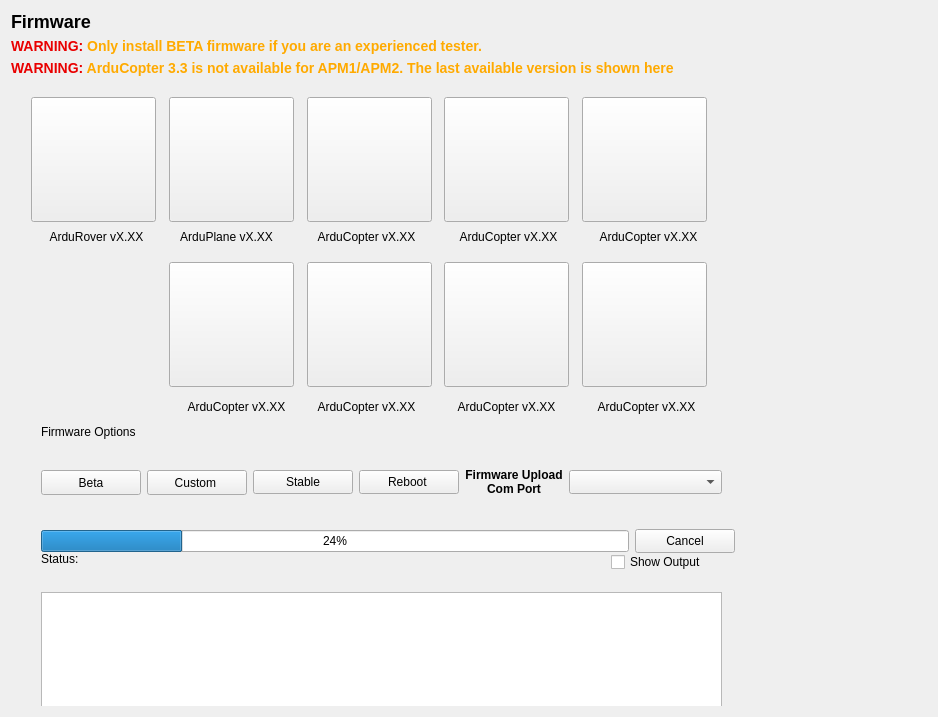
Above: src/ui/configuration/ApmFirmwareConfig.ui from ArduPilot/apm_planner before the change. Below: the same form after it.
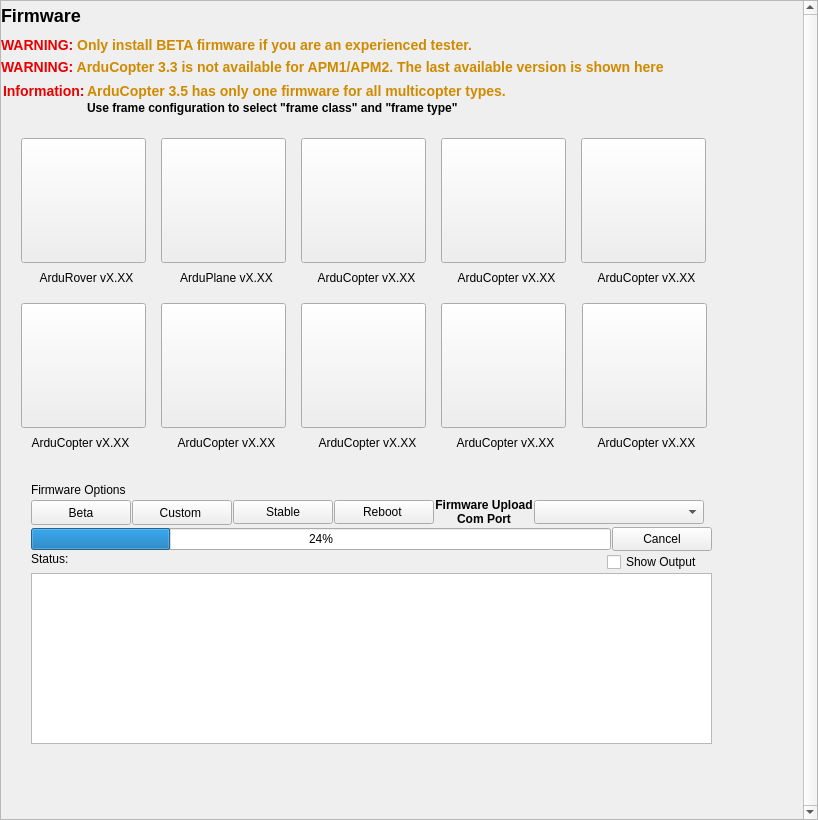
That is the form after the change. Icons and pictures are not drawn.

Commit message: Firmware Upload: Added support for changed file names for Copter firmware. Fixes #1001

Patch:
```diff
--- a/src/ui/configuration/ApmFirmwareConfig.ui
+++ b/src/ui/configuration/ApmFirmwareConfig.ui
@@ -9,16 +9,61 @@
    <rect>
     <x>0</x>
     <y>0</y>
-    <width>938</width>
-    <height>717</height>
+    <width>818</width>
+    <height>820</height>
    </rect>
   </property>
   <property name="windowTitle">
    <string>Form</string>
   </property>
   <layout class="QVBoxLayout" name="verticalLayout_14">
+   <property name="leftMargin">
+    <number>0</number>
+   </property>
+   <property name="topMargin">
+    <number>0</number>
+   </property>
+   <property name="rightMargin">
+    <number>0</number>
+   </property>
+   <property name="bottomMargin">
+    <number>0</number>
+   </property>
+   <item>
+    <widget class="QScrollArea" name="scrollArea">
+     <property name="verticalScrollBarPolicy">
+      <enum>Qt::ScrollBarAlwaysOn</enum>
+     </property>
+     <property name="widgetResizable">
+      <bool>false</bool>
+     </property>
+     <widget class="QWidget" name="scrollAreaWidgetContents">
+      <property name="geometry">
+       <rect>
+        <x>0</x>
+        <y>0</y>
+        <width>800</width>
+        <height>775</height>
+       </rect>
+      </property>
+      <widget class="QWidget" name="verticalLayoutWidget">
+       <property name="geometry">
+        <rect>
+         <x>0</x>
+         <y>0</y>
+         <width>921</width>
+         <height>919</height>
+        </rect>
+       </property>
+       <layout class="QVBoxLayout" name="verticalLayout_2">
    <item>
     <widget class="QLabel" name="label">
+          <property name="minimumSize">
+           <size>
+            <width>0</width>
+            <height>30</height>
+           </size>
+          </property>
      <property name="text">
       <string>&lt;h2&gt;Firmware&lt;/h2&gt;</string>
      </property>
@@ -27,102 +72,38 @@
    <item>
     <widget class="QLabel" name="warningLabel">
      <property name="text">
-      <string>&lt;html&gt;&lt;head/&gt;&lt;body&gt;&lt;p&gt;&lt;span style=&quot; font-size:large; font-weight:600; color:#e90000;&quot;&gt;WARNING:&lt;/span&gt;&lt;span style=&quot; font-size:large; font-weight:600; color:#ffaa00;&quot;&gt; Only install BETA firmware if you are an experienced tester.&lt;/span&gt;&lt;/p&gt;&lt;/body&gt;&lt;/html&gt;</string>
+           <string>&lt;html&gt;&lt;head/&gt;&lt;body&gt;&lt;p&gt;&lt;span style=&quot; font-size:large; font-weight:600; color:#e90000;&quot;&gt;WARNING:&lt;/span&gt;&lt;span style=&quot; font-size:large; font-weight:600; color:#cf8a00;&quot;&gt; Only install BETA firmware if you are an experienced tester.&lt;/span&gt;&lt;/p&gt;&lt;/body&gt;&lt;/html&gt;</string>
      </property>
     </widget>
    </item>
    <item>
     <widget class="QLabel" name="warningLabelAC33">
      <property name="text">
-      <string>&lt;html&gt;&lt;head/&gt;&lt;body&gt;&lt;p&gt;&lt;span style=&quot; font-size:large; font-weight:600; color:#e90000;&quot;&gt;WARNING:&lt;/span&gt;&lt;span style=&quot; font-size:large; font-weight:600; color:#ffaa00;&quot;&gt; ArduCopter 3.3 is not available for APM1/APM2. The last available version is shown here &lt;/span&gt;&lt;/p&gt;&lt;/body&gt;&lt;/html&gt;</string>
+           <string>&lt;html&gt;&lt;head/&gt;&lt;body&gt;&lt;p&gt;&lt;span style=&quot; font-size:large; font-weight:600; color:#e90000;&quot;&gt;WARNING:&lt;/span&gt;&lt;span style=&quot; font-size:large; font-weight:600; color:#cf8a00;&quot;&gt; ArduCopter 3.3 is not available for APM1/APM2. The last available version is shown here &lt;/span&gt;&lt;/p&gt;&lt;/body&gt;&lt;/html&gt;</string>
+          </property>
+         </widget>
+        </item>
+        <item>
+         <widget class="QLabel" name="Only2CopterVersionsLabel">
+          <property name="text">
+           <string>&lt;html&gt;&lt;head/&gt;&lt;body&gt;&lt;table&gt;
+&lt;tbody&gt;&lt;tr&gt;&lt;td&gt;&lt;h3&gt;&lt;span style=&quot;color: #e90000;&quot;&gt;Information:&lt;/span&gt;&lt;/h2&gt;&lt;/td&gt;
+&lt;td&gt;&lt;h3&gt;&lt;span style=&quot;color: #cf8a00;&quot;&gt;ArduCopter 3.5 has only one firmware for all multicopter types.&lt;/span&gt;&lt;/h2&gt;&lt;/td&gt;&lt;/tr&gt;
+&lt;tr&gt;&lt;td&gt;&amp;nbsp;&lt;/td&gt;&lt;td&gt;&lt;strong&gt;Use frame configuration to select &quot;frame class&quot; and &quot;frame type&quot;&lt;/strong&gt;&lt;/td&gt;&lt;/tr&gt;&lt;/tbody&gt;
+&lt;/table&gt;&lt;/body&gt;&lt;/html&gt;</string>
      </property>
     </widget>
    </item>
    <item>
     <widget class="QStackedWidget" name="stackedWidget">
-     <property name="minimumSize">
-      <size>
-       <width>0</width>
-       <height>0</height>
-      </size>
-     </property>
-     <property name="maximumSize">
-      <size>
-       <width>160000</width>
-       <height>160000</height>
-      </size>
-     </property>
      <property name="currentIndex">
       <number>0</number>
      </property>
      <widget class="QWidget" name="page">
-      <widget class="QCheckBox" name="showOutputCheckBox">
-       <property name="geometry">
-        <rect>
-         <x>600</x>
-         <y>470</y>
-         <width>121</width>
-         <height>20</height>
-        </rect>
-       </property>
-       <property name="text">
-        <string>Show Output</string>
-       </property>
-      </widget>
-      <widget class="QTextBrowser" name="textBrowser">
-       <property name="geometry">
-        <rect>
-         <x>30</x>
-         <y>510</y>
-         <width>681</width>
-         <height>131</height>
-        </rect>
-       </property>
-       <property name="sizePolicy">
-        <sizepolicy hsizetype="MinimumExpanding" vsizetype="MinimumExpanding">
-         <horstretch>0</horstretch>
-         <verstretch>0</verstretch>
-        </sizepolicy>
-       </property>
-       <property name="minimumSize">
-        <size>
-         <width>661</width>
-         <height>31</height>
-        </size>
-       </property>
-       <property name="readOnly">
-        <bool>false</bool>
-       </property>
-       <property name="overwriteMode">
-        <bool>false</bool>
-       </property>
-       <property name="textInteractionFlags">
-        <set>Qt::TextEditorInteraction</set>
-       </property>
-      </widget>
-      <widget class="QLabel" name="statusLabel">
-       <property name="geometry">
-        <rect>
-         <x>30</x>
-         <y>470</y>
-         <width>561</width>
-         <height>31</height>
-        </rect>
-       </property>
-       <property name="text">
-        <string>Status:</string>
-       </property>
-       <property name="alignment">
-        <set>Qt::AlignLeading|Qt::AlignLeft|Qt::AlignTop</set>
-       </property>
-       <property name="wordWrap">
-        <bool>true</bool>
-       </property>
-      </widget>
       <widget class="QPushButton" name="y6PushButton">
        <property name="geometry">
         <rect>
-         <x>433</x>
+              <x>160</x>
          <y>180</y>
          <width>125</width>
          <height>125</height>
@@ -157,8 +138,8 @@
       <widget class="QLabel" name="y6Label">
        <property name="geometry">
         <rect>
-         <x>430</x>
-         <y>310</y>
+              <x>160</x>
+              <y>305</y>
          <width>131</width>
          <height>30</height>
         </rect>
@@ -191,7 +172,7 @@
       <widget class="QLabel" name="planeLabel">
        <property name="geometry">
         <rect>
-         <x>150</x>
+              <x>160</x>
          <y>140</y>
          <width>131</width>
          <height>30</height>
@@ -225,7 +206,7 @@
       <widget class="QPushButton" name="planePushButton">
        <property name="geometry">
         <rect>
-         <x>158</x>
+              <x>160</x>
          <y>15</y>
          <width>125</width>
          <height>125</height>
@@ -260,7 +241,7 @@
       <widget class="QPushButton" name="octaPushButton">
        <property name="geometry">
         <rect>
-         <x>571</x>
+              <x>581</x>
          <y>180</y>
          <width>125</width>
          <height>125</height>
@@ -295,8 +276,8 @@
       <widget class="QLabel" name="octaLabel">
        <property name="geometry">
         <rect>
-         <x>570</x>
-         <y>310</y>
+              <x>580</x>
+              <y>305</y>
          <width>131</width>
          <height>30</height>
         </rect>
@@ -329,7 +310,7 @@
       <widget class="QLabel" name="quadLabel">
        <property name="geometry">
         <rect>
-         <x>280</x>
+              <x>570</x>
          <y>140</y>
          <width>151</width>
          <height>30</height>
@@ -363,7 +344,7 @@
       <widget class="QPushButton" name="quadPushButton">
        <property name="geometry">
         <rect>
-         <x>296</x>
+              <x>580</x>
          <y>15</y>
          <width>125</width>
          <height>125</height>
@@ -398,8 +379,8 @@
       <widget class="QLabel" name="octaQuadLabel">
        <property name="geometry">
         <rect>
-         <x>572</x>
-         <y>140</y>
+              <x>301</x>
+              <y>305</y>
          <width>131</width>
          <height>30</height>
         </rect>
@@ -432,8 +413,8 @@
       <widget class="QPushButton" name="octaQuadPushButton">
        <property name="geometry">
         <rect>
-         <x>571</x>
-         <y>15</y>
+              <x>300</x>
+              <y>180</y>
          <width>125</width>
          <height>125</height>
         </rect>
@@ -467,8 +448,8 @@
       <widget class="QLabel" name="triLabel">
        <property name="geometry">
         <rect>
-         <x>290</x>
-         <y>310</y>
+              <x>14</x>
+              <y>305</y>
          <width>131</width>
          <height>30</height>
         </rect>
@@ -501,7 +482,7 @@
       <widget class="QPushButton" name="triPushButton">
        <property name="geometry">
         <rect>
-         <x>296</x>
+              <x>20</x>
          <y>180</y>
          <width>125</width>
          <height>125</height>
@@ -536,8 +517,8 @@
       <widget class="QLabel" name="hexaLabel">
        <property name="geometry">
         <rect>
-         <x>432</x>
-         <y>140</y>
+              <x>439</x>
+              <y>305</y>
          <width>131</width>
          <height>30</height>
         </rect>
@@ -570,8 +551,8 @@
       <widget class="QPushButton" name="hexaPushButton">
        <property name="geometry">
         <rect>
-         <x>433</x>
-         <y>15</y>
+              <x>440</x>
+              <y>180</y>
          <width>125</width>
          <height>125</height>
         </rect>
@@ -605,8 +586,8 @@
       <widget class="QLabel" name="copterLabel">
        <property name="geometry">
         <rect>
-         <x>160</x>
-         <y>310</y>
+              <x>300</x>
+              <y>140</y>
          <width>131</width>
          <height>30</height>
         </rect>
@@ -633,8 +614,8 @@
       <widget class="QPushButton" name="copterPushButton">
        <property name="geometry">
         <rect>
-         <x>158</x>
-         <y>180</y>
+              <x>300</x>
+              <y>15</y>
          <width>125</width>
          <height>125</height>
         </rect>
@@ -739,11 +720,21 @@
         <rect>
          <x>30</x>
          <y>360</y>
-         <width>694</width>
-         <height>111</height>
+              <width>681</width>
+              <height>261</height>
         </rect>
        </property>
        <layout class="QVBoxLayout" name="verticalLayout">
+             <property name="spacing">
+              <number>1</number>
+             </property>
+             <item>
+              <widget class="QLabel" name="optionsLabel">
+               <property name="text">
+                <string>Firmware Options</string>
+               </property>
+              </widget>
+             </item>
         <item>
          <layout class="QHBoxLayout" name="horizontalLayout" stretch="0,0,0,0,0,0,0">
           <item>
@@ -908,44 +899,136 @@
           </item>
          </layout>
         </item>
-       </layout>
-      </widget>
-      <widget class="QLabel" name="label_4">
+             <item>
+              <layout class="QHBoxLayout" name="horizontalLayout_3" stretch="7,80,16">
+               <item>
+                <widget class="QLabel" name="statusLabel_2">
+                 <property name="text">
+                  <string>Status:</string>
+                 </property>
+                 <property name="alignment">
+                  <set>Qt::AlignLeading|Qt::AlignLeft|Qt::AlignTop</set>
+                 </property>
+                </widget>
+               </item>
+               <item>
+                <widget class="QLabel" name="statusLabel">
+                 <property name="text">
+                  <string/>
+                 </property>
+                 <property name="alignment">
+                  <set>Qt::AlignLeading|Qt::AlignLeft|Qt::AlignTop</set>
+                 </property>
+                 <property name="wordWrap">
+                  <bool>true</bool>
+                 </property>
+                </widget>
+               </item>
+               <item>
+                <widget class="QCheckBox" name="showOutputCheckBox">
+                 <property name="text">
+                  <string>Show Output</string>
+                 </property>
+                </widget>
+               </item>
+              </layout>
+             </item>
+             <item>
+              <widget class="QTextBrowser" name="textBrowser">
+               <property name="sizePolicy">
+                <sizepolicy hsizetype="MinimumExpanding" vsizetype="MinimumExpanding">
+                 <horstretch>0</horstretch>
+                 <verstretch>0</verstretch>
+                </sizepolicy>
+               </property>
+               <property name="minimumSize">
+                <size>
+                 <width>661</width>
+                 <height>31</height>
+                </size>
+               </property>
+               <property name="readOnly">
+                <bool>false</bool>
+               </property>
+               <property name="overwriteMode">
+                <bool>false</bool>
+               </property>
+               <property name="textInteractionFlags">
+                <set>Qt::TextEditorInteraction</set>
+               </property>
+              </widget>
+             </item>
+            </layout>
+           </widget>
+           <widget class="QPushButton" name="mutlicopterPushButton">
        <property name="geometry">
         <rect>
-         <x>30</x>
-         <y>340</y>
-         <width>121</width>
-         <height>20</height>
-        </rect>
-       </property>
+              <x>440</x>
+              <y>15</y>
+              <width>125</width>
+              <height>125</height>
+             </rect>
+            </property>
+            <property name="minimumSize">
+             <size>
+              <width>125</width>
+              <height>125</height>
+             </size>
+            </property>
+            <property name="maximumSize">
+             <size>
+              <width>125</width>
+              <height>125</height>
+             </size>
+            </property>
        <property name="text">
-        <string>Firmware Options</string>
-       </property>
-      </widget>
-      <zorder>y6PushButton</zorder>
-      <zorder>y6Label</zorder>
-      <zorder>planeLabel</zorder>
-      <zorder>planePushButton</zorder>
-      <zorder>octaPushButton</zorder>
-      <zorder>octaLabel</zorder>
-      <zorder>quadLabel</zorder>
-      <zorder>quadPushButton</zorder>
-      <zorder>octaQuadLabel</zorder>
-      <zorder>octaQuadPushButton</zorder>
-      <zorder>triLabel</zorder>
-      <zorder>triPushButton</zorder>
-      <zorder>hexaLabel</zorder>
-      <zorder>hexaPushButton</zorder>
-      <zorder>copterLabel</zorder>
-      <zorder>copterPushButton</zorder>
-      <zorder>roverLabel</zorder>
-      <zorder>roverPushButton</zorder>
-      <zorder>layoutWidget</zorder>
-      <zorder>textBrowser</zorder>
-      <zorder>showOutputCheckBox</zorder>
-      <zorder>statusLabel</zorder>
-      <zorder>label_4</zorder>
+             <string/>
+            </property>
+            <property name="icon">
+             <iconset resource="../../../qgroundcontrol.qrc">
+              <normaloff>:/files/images/firmware/quadx.png</normaloff>:/files/images/firmware/quadx.png</iconset>
+            </property>
+            <property name="iconSize">
+             <size>
+              <width>100</width>
+              <height>100</height>
+             </size>
+            </property>
+           </widget>
+           <widget class="QLabel" name="multicopterLabel">
+            <property name="geometry">
+             <rect>
+              <x>430</x>
+              <y>140</y>
+              <width>151</width>
+              <height>30</height>
+             </rect>
+            </property>
+            <property name="sizePolicy">
+             <sizepolicy hsizetype="Preferred" vsizetype="Maximum">
+              <horstretch>0</horstretch>
+              <verstretch>0</verstretch>
+             </sizepolicy>
+            </property>
+            <property name="minimumSize">
+             <size>
+              <width>113</width>
+              <height>16</height>
+             </size>
+            </property>
+            <property name="maximumSize">
+             <size>
+              <width>16777215</width>
+              <height>16777215</height>
+             </size>
+            </property>
+            <property name="text">
+             <string>ArduCopter vX.XX</string>
+            </property>
+            <property name="alignment">
+             <set>Qt::AlignCenter</set>
+            </property>
+           </widget>
      </widget>
      <widget class="QWidget" name="page_2">
       <layout class="QVBoxLayout" name="verticalLayout_12">
@@ -960,6 +1043,11 @@
         </widget>
        </item>
       </layout>
+          </widget>
+         </widget>
+        </item>
+       </layout>
+      </widget>
      </widget>
     </widget>
    </item>
```
Lines whose indentation alone changed are shown as unchanged. The commit also changes 2 other files.
